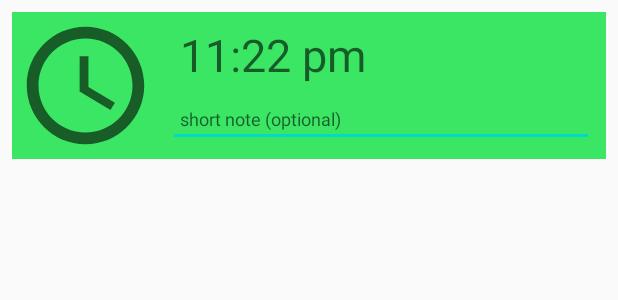
After one commit to galemu2/MultiTasker-Alarm-app-, an Android app: the layout element1_alarm.xml on its own in the app's theme, with its tools: preview values and no code run, on a phone screen of 412 x 824 dp. The commit adds this screen. Shown: the top 300 px of the screen. Run offline under Robolectric (Android 15) with nearby library versions, the phone set to English and light mode, and no system bars.

Commit message:
implemented a recyclerview for list of alarms

```diff
--- a/app/build.gradle
+++ b/app/build.gradle
@@ -15,6 +15,10 @@ android {
         versionName "1.0"
 
         testInstrumentationRunner "androidx.test.runner.AndroidJUnitRunner"
+
+        vectorDrawables {
+            useSupportLibrary = true
+        }
     }
     dataBinding {
         enabled = true
@@ -39,5 +43,7 @@ dependencies {
     implementation 'androidx.navigation:navigation-fragment-ktx:2.3.0'
     implementation 'androidx.navigation:navigation-ui-ktx:2.3.0'
 
+    // recyclerView
+    implementation 'com.android.support:recyclerview-v7:28.0.0'
 
 }
--- /dev/null
+++ b/app/src/main/java/com/ctrlaccess/multitasker/AlarmElement.kt
@@ -0,0 +1,3 @@
+package com.ctrlaccess.multitasker
+
+data class AlarmElement(val alarmText: String, val noteText: String?)
--- /dev/null
+++ b/app/src/main/res/drawable/ic_baseline_access_time_24.xml
@@ -0,0 +1,13 @@
+<vector xmlns:android="http://schemas.android.com/apk/res/android"
+    android:width="24dp"
+    android:height="24dp"
+    android:viewportWidth="24"
+    android:viewportHeight="24"
+    android:tint="?attr/colorControlNormal">
+  <path
+      android:fillColor="@android:color/white"
+      android:pathData="M11.99,2C6.47,2 2,6.48 2,12s4.47,10 9.99,10C17.52,22 22,17.52 22,12S17.52,2 11.99,2zM12,20c-4.42,0 -8,-3.58 -8,-8s3.58,-8 8,-8 8,3.58 8,8 -3.58,8 -8,8z"/>
+  <path
+      android:fillColor="@android:color/white"
+      android:pathData="M12.5,7H11v6l5.25,3.15 0.75,-1.23 -4.5,-2.67z"/>
+</vector>
--- /dev/null
+++ b/app/src/main/res/layout/element1_alarm.xml
@@ -0,0 +1,64 @@
+<?xml version="1.0" encoding="utf-8"?>
+<layout xmlns:tools="http://schemas.android.com/tools"
+    xmlns:android="http://schemas.android.com/apk/res/android"
+    xmlns:app="http://schemas.android.com/apk/res-auto">
+
+    <androidx.constraintlayout.widget.ConstraintLayout
+        android:id="@+id/constraint1_element_alarm"
+        android:layout_width="match_parent"
+        android:layout_height="wrap_content"
+        android:layout_margin="8dp"
+        android:background="#3BE665">
+
+        <TextView
+            android:id="@+id/textView1_element_alarm_time"
+            android:layout_width="0dp"
+            android:layout_height="wrap_content"
+            android:layout_marginStart="8dp"
+            android:layout_marginTop="8dp"
+            android:layout_marginEnd="8dp"
+            android:paddingStart="8dp"
+            android:paddingEnd="8dp"
+            android:textSize="30sp"
+            app:layout_constraintEnd_toEndOf="parent"
+            app:layout_constraintStart_toEndOf="@+id/imageView1_element_alarm"
+            app:layout_constraintTop_toTopOf="parent"
+            tools:hint="11:22 pm" />
+
+        <EditText
+            android:id="@+id/editText2_element_alarm_note"
+            android:layout_width="0dp"
+            android:layout_height="wrap_content"
+            android:layout_marginStart="8dp"
+            android:layout_marginTop="4dp"
+            android:layout_marginEnd="8dp"
+            android:layout_marginBottom="8dp"
+            android:autofillHints=""
+            android:hint="@string/short_note"
+            android:inputType="textShortMessage"
+            android:paddingStart="8dp"
+            android:paddingEnd="8dp"
+            android:textSize="12sp"
+            app:layout_constraintBottom_toBottomOf="parent"
+            app:layout_constraintEnd_toEndOf="parent"
+            app:layout_constraintStart_toEndOf="@+id/imageView1_element_alarm"
+            app:layout_constraintTop_toBottomOf="@+id/textView1_element_alarm_time"
+            app:layout_constraintVertical_bias="0.6" />
+
+        <ImageView
+            android:id="@+id/imageView1_element_alarm"
+            android:layout_width="0dp"
+            android:layout_height="0dp"
+            android:layout_marginStart="2dp"
+            android:layout_marginTop="2dp"
+            android:layout_marginBottom="2dp"
+            android:contentDescription="@string/alarm_element"
+            app:layout_constraintBottom_toBottomOf="parent"
+            app:layout_constraintDimensionRatio="h,1:1"
+            app:layout_constraintStart_toStartOf="parent"
+            app:layout_constraintTop_toTopOf="parent"
+            app:srcCompat="@drawable/ic_baseline_access_time_24" />
+
+    </androidx.constraintlayout.widget.ConstraintLayout>
+
+</layout>
--- a/app/src/main/res/values/strings.xml
+++ b/app/src/main/res/values/strings.xml
@@ -9,4 +9,6 @@
     <string name="alert1_title">Alert 1</string>
     <string name="fragment2_alarm_list">Alarm List</string>
     <string name="note_optional">note (optional)</string>
+    <string name="short_note">short note (optional)</string>
+    <string name="alarm_element">alarm element</string>
 </resources>
```
Also changed, not shown: app/src/main/java/com/ctrlaccess/multitasker/Fragment2AlarmList.kt (+37 -13 lines), app/src/main/java/com/ctrlaccess/multitasker/RecyclerView1AlramListAdaptor.kt (added, +48 -0 lines), app/src/main/res/layout/fragment1_schedule_list.xml (+0 -11 lines), app/src/main/res/layout/fragment2_alarm_list.xml (+12 -0 lines).
